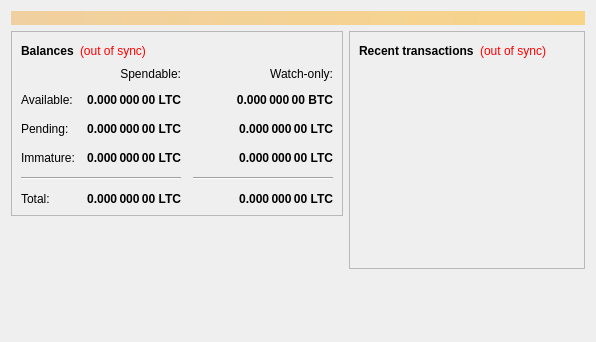
First picture: the form in src/qt/forms/overviewpage.ui, repository Bitaltyn-project/bitaltyn, before the edit.
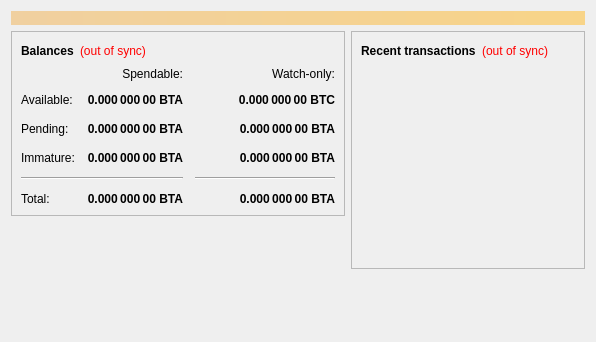
Second picture: the form after the edit.

```diff
--- a/src/qt/forms/overviewpage.ui
+++ b/src/qt/forms/overviewpage.ui
@@ -112,7 +112,7 @@
                <string>Unconfirmed transactions to watch-only addresses</string>
               </property>
               <property name="text">
-               <string notr="true">0.000 000 00 LTC</string>
+               <string notr="true">0.000 000 00 BTA</string>
               </property>
               <property name="alignment">
                <set>Qt::AlignRight|Qt::AlignTrailing|Qt::AlignVCenter</set>
@@ -137,7 +137,7 @@
                <string>Total of transactions that have yet to be confirmed, and do not yet count toward the spendable balance</string>
               </property>
               <property name="text">
-               <string notr="true">0.000 000 00 LTC</string>
+               <string notr="true">0.000 000 00 BTA</string>
               </property>
               <property name="alignment">
                <set>Qt::AlignRight|Qt::AlignTrailing|Qt::AlignVCenter</set>
@@ -162,7 +162,7 @@
                <string>Mined balance in watch-only addresses that has not yet matured</string>
               </property>
               <property name="text">
-               <string notr="true">0.000 000 00 LTC</string>
+               <string notr="true">0.000 000 00 BTA</string>
               </property>
               <property name="alignment">
                <set>Qt::AlignRight|Qt::AlignTrailing|Qt::AlignVCenter</set>
@@ -220,7 +220,7 @@
                <string>Mined balance that has not yet matured</string>
               </property>
               <property name="text">
-               <string notr="true">0.000 000 00 LTC</string>
+               <string notr="true">0.000 000 00 BTA</string>
               </property>
               <property name="alignment">
                <set>Qt::AlignRight|Qt::AlignTrailing|Qt::AlignVCenter</set>
@@ -265,7 +265,7 @@
                <string>Your current total balance</string>
               </property>
               <property name="text">
-               <string notr="true">0.000 000 00 LTC</string>
+               <string notr="true">0.000 000 00 BTA</string>
               </property>
               <property name="alignment">
                <set>Qt::AlignRight|Qt::AlignTrailing|Qt::AlignVCenter</set>
@@ -290,7 +290,7 @@
                <string>Current total balance in watch-only addresses</string>
               </property>
               <property name="text">
-               <string notr="true">0.000 000 00 LTC</string>
+               <string notr="true">0.000 000 00 BTA</string>
               </property>
               <property name="alignment">
                <set>Qt::AlignRight|Qt::AlignTrailing|Qt::AlignVCenter</set>
@@ -332,7 +332,7 @@
                <string>Your current spendable balance</string>
               </property>
               <property name="text">
-               <string notr="true">0.000 000 00 LTC</string>
+               <string notr="true">0.000 000 00 BTA</string>
               </property>
               <property name="alignment">
                <set>Qt::AlignRight|Qt::AlignTrailing|Qt::AlignVCenter</set>
```
